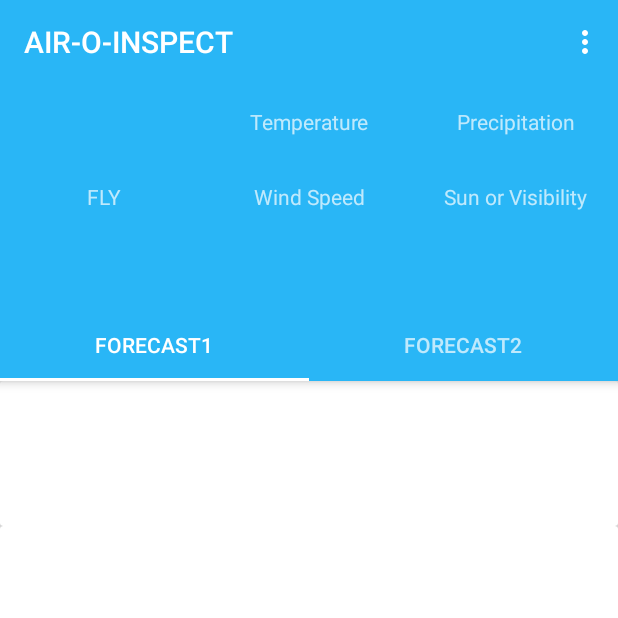
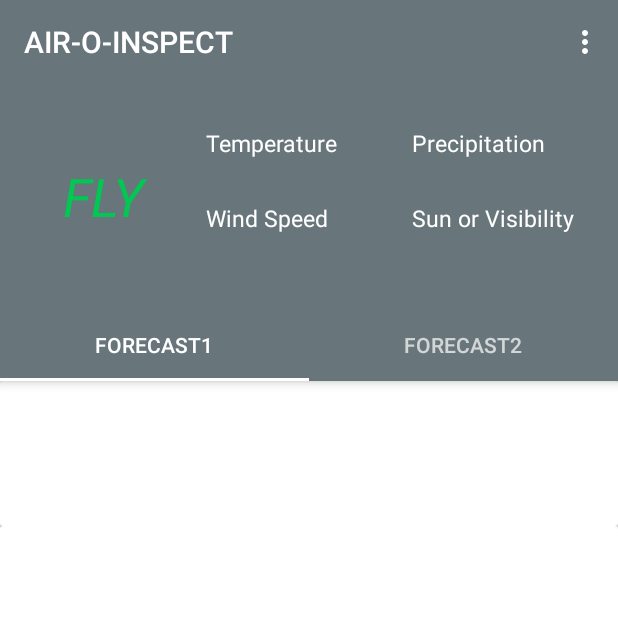
Before and after one commit to abhishekkulhary/airoinspect, an Android app: the screen it shows after launch (MainActivity), on a phone screen of 412 x 824 dp, the top half of it. Run offline under Robolectric (Android 15) with nearby library versions, the phone set to English and light mode, and no system bars; our stand-ins replace RxJava; libraries missing offline, so code that uses them is left out: com.github.mikephil.charting; 8 statements that could not run were skipped.

Commit message:
Added styles to layout

```diff
--- a/app/src/main/res/layout/activity_main.xml
+++ b/app/src/main/res/layout/activity_main.xml
@@ -34,9 +34,9 @@
                     android:background="?attr/colorPrimary"
                     app:popupTheme="@style/ThemeOverlay.AppCompat.Light"/>
 
-                        <include layout="@layout/layout_current_status"
-                            android:layout_width="match_parent"
-                            android:layout_height="150dp" />
+                <include layout="@layout/layout_current_status"
+                    android:layout_width="match_parent"
+                    android:layout_height="150dp" />
             </LinearLayout>
 
         </com.google.android.material.appbar.CollapsingToolbarLayout>
--- a/app/src/main/res/layout/layout_current_status.xml
+++ b/app/src/main/res/layout/layout_current_status.xml
@@ -5,7 +5,7 @@
     android:layout_width="match_parent"
     android:layout_height="match_parent"
     android:orientation="horizontal"
-    android:background="@color/colorPrimary">
+    android:layout_marginTop="10dp">
 
     <TextView
         android:id="@+id/current_fly_status"
@@ -13,7 +13,8 @@
         android:layout_height="match_parent"
         android:layout_weight="1"
         android:text="@string/fly"
-        android:gravity="center">
+        android:gravity="center"
+        style="@style/TextviewStyleFly">
 
     </TextView>
     <LinearLayout
@@ -35,7 +36,8 @@
                 android:layout_height="match_parent"
                 android:layout_weight="1"
                 android:text="@string/temperature"
-                android:gravity="center">
+                android:gravity="bottom|start"
+                style="@style/TextviewStyle">
 
             </TextView>
 
@@ -45,7 +47,8 @@
                 android:layout_height="match_parent"
                 android:layout_weight="1"
                 android:text="@string/precipitation"
-                android:gravity="center">
+                android:gravity="bottom|start"
+                style="@style/TextviewStyle">
 
             </TextView>
 
@@ -64,7 +67,8 @@
                 android:layout_height="match_parent"
                 android:layout_weight="1"
                 android:text="@string/wind"
-                android:gravity="center">
+                android:gravity="bottom|start"
+                style="@style/TextviewStyle">
 
             </TextView>
 
@@ -74,7 +78,8 @@
                 android:layout_height="match_parent"
                 android:layout_weight="1"
                 android:text="@string/sun_or_visibility"
-                android:gravity="center">
+                android:gravity="bottom|start"
+                style="@style/TextviewStyle">
 
             </TextView>
 
@@ -85,7 +90,8 @@
             android:layout_width="match_parent"
             android:layout_height="0dp"
             android:layout_weight="1"
-            android:gravity="center">
+            android:gravity="center"
+            style="@style/TextviewStyle">
 
         </TextView>
 
--- a/app/src/main/res/values/colors.xml
+++ b/app/src/main/res/values/colors.xml
@@ -1,8 +1,8 @@
 <?xml version="1.0" encoding="utf-8"?>
 <resources>
-    <color name="colorPrimary">#29B6F6</color>
-    <color name="colorPrimaryDark">#03A9F4</color>
-    <color name="colorAccent">#40C4FF</color>
+    <color name="colorPrimary">#68757B</color>
+    <color name="colorPrimaryDark">#566C76</color>
+    <color name="colorAccent">#A9ABAC</color>
     <color name="greenStatus">#00C853</color>
     <color name="tab_indicator">#ffffff</color>
 </resources>
--- a/app/src/main/res/values/styles.xml
+++ b/app/src/main/res/values/styles.xml
@@ -17,4 +17,16 @@
 
     <style name="AppTheme.PopupOverlay" parent="ThemeOverlay.AppCompat.Light" />
 
+
+    <style name="TextviewStyle" parent="@android:style/Widget.TextView">
+        <item name="android:textColor">#ffffff</item>
+<!--        <item name="android:textStyle">bold</item>-->
+        <item name="android:textSize">15sp</item>
+    </style>
+    <style name="TextviewStyleFly" parent="@android:style/Widget.TextView">
+        <item name="android:textColor">@color/greenStatus</item>
+        <item name="android:textStyle">italic</item>
+        <item name="android:textSize">35sp</item>
+    </style>
+
 </resources>
```
